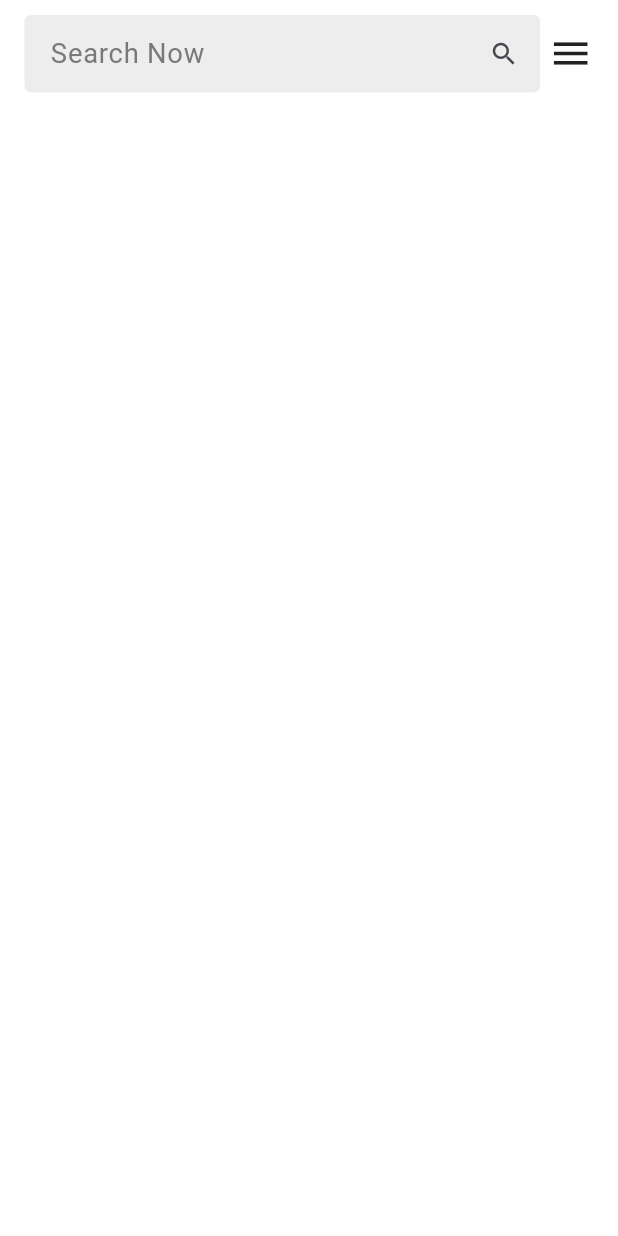
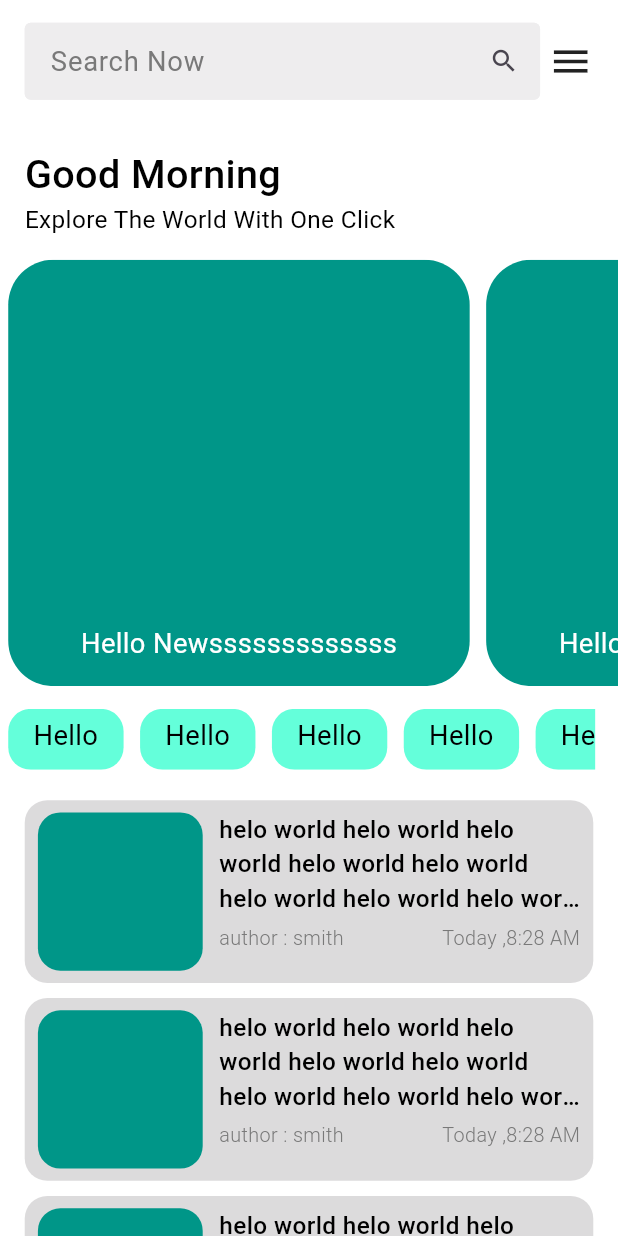
Before and after one commit to rofidamedhat/News_App, a Flutter app: the screen it shows after launch, on a phone screen of 412 x 824 dp. Run offline on Flutter 3.47's test engine with Material 3 defaults, Android fonts, the phone set to English and light mode, and no system bars; our stand-ins replace dio, flutter_bloc, flutter_screenutil, get_it, pretty_dio_logger, shared_preferences.

Commit message:
finish ui of home page adding three list view two is horizontal and one is vertical to show news and seperated it into widgets

```diff
--- /dev/null
+++ b/devtools_options.yaml
@@ -0,0 +1,3 @@
+description: This file stores settings for Dart & Flutter DevTools.
+documentation: https://docs.flutter.dev/tools/devtools/extensions#configure-extension-enablement-states
+extensions:
--- a/lib/core/config/theming/colors.dart
+++ b/lib/core/config/theming/colors.dart
@@ -1,10 +1,12 @@
 import 'package:flutter/material.dart';
 
 abstract class ColorsManager {
+  static const Color white = Color(0xFFffffff);
   static const Color black = Color(0xFF000000);
   static const Color greyEC = Color(0xFFECECEC);
   static const Color grey = Color(0xFFEEEDEE);
   static const Color grey79 = Color(0xFF797979);
+  static const Color greyDc = Color(0xFFDCDBDC);
     static const Color transparent = Colors.transparent;
 
 }
--- a/lib/core/config/theming/styles.dart
+++ b/lib/core/config/theming/styles.dart
@@ -19,6 +19,33 @@ class TextStyles {
     fontWeight: FontWeightHelper.regular,
     color: ColorsManager.black,
   );
+  static TextStyle font16Blackmedium = TextStyle(
+    fontSize: 16.sp,
+    fontWeight: FontWeightHelper.medium,
+    color: ColorsManager.black,
+  );
+  static TextStyle font18WhiteRegular = TextStyle(
+    fontSize: 18.sp,
+    fontWeight: FontWeightHelper.regular,
+    color: ColorsManager.white,
+  );
+
+  static TextStyle font13Greylight = TextStyle(
+    fontSize: 13.sp,
+    fontWeight: FontWeightHelper.light,
+    color: ColorsManager.grey79,
+  );
+
+  static TextStyle font20WhiteRegular = TextStyle(
+    fontSize: 20.sp,
+    fontWeight: FontWeightHelper.regular,
+    color: ColorsManager.white,
+  );
+  static TextStyle font20BlackRegular = TextStyle(
+    fontSize: 18.sp,
+    fontWeight: FontWeightHelper.regular,
+    color: ColorsManager.black,
+  );
   static TextStyle font26BlackMedium = TextStyle(
     fontSize: 26.sp,
     fontWeight: FontWeightHelper.medium,
--- a/lib/feature/home/ui/home.dart
+++ b/lib/feature/home/ui/home.dart
@@ -1,7 +1,13 @@
+// ignore_for_file: prefer_const_constructors
+
 import 'package:flutter/material.dart';
 import 'package:flutter_screenutil/flutter_screenutil.dart';
+import 'package:news_app/core/config/theming/styles.dart';
 import 'package:news_app/core/helpers/spacing.dart';
 import 'package:news_app/feature/home/ui/widgets/home_top_bar.dart';
+import 'package:news_app/feature/home/ui/widgets/large_show_news_list_view.dart';
+import 'package:news_app/feature/home/ui/widgets/small_show_news_list_view.dart';
+import 'package:news_app/feature/home/ui/widgets/vertical_show_news_list_view.dart';
 
 class Home extends StatelessWidget {
   const Home({super.key});
@@ -11,15 +17,44 @@ class Home extends StatelessWidget {
     return SafeArea(
       child: Scaffold(
         backgroundColor: Colors.white,
-        body: Padding(
-          padding: EdgeInsets.symmetric(horizontal: 15.w, vertical: 10.h),
+        body: SingleChildScrollView(
           child: Column(
             mainAxisAlignment: MainAxisAlignment.start,
             crossAxisAlignment: CrossAxisAlignment.start,
             children: [
               const HomeTopBar(),
               verticalSpace(15),
-
+              Padding(
+                padding: EdgeInsets.symmetric(horizontal: 15.w),
+                child: Column(
+                  crossAxisAlignment: CrossAxisAlignment.start,
+                  children: [
+                    Text("Good Morning", style: TextStyles.font26BlackMedium),
+                    Text("Explore The World With One Click",
+                        style: TextStyles.font16BlackRegular),
+                  ],
+                ),
+              ),
+              verticalSpace(15),
+              LargeShowNewsListView(),
+              verticalSpace(15),
+              Padding(
+                padding: EdgeInsets.only(right: 15.h),
+                child: SizedBox(
+                  height: 40.h,
+                  width: double.infinity,
+                  child: ListView.builder(
+                    clipBehavior: Clip.antiAlias,
+                    scrollDirection: Axis.horizontal,
+                    itemCount: 10,
+                    itemBuilder: (context, index) {
+                      return SmallShowNewsListView();
+                    },
+                  ),
+                ),
+              ),
+              verticalSpace(15),
+              VerticalShowNewsListView(),
             ],
           ),
         ),
--- a/lib/feature/home/ui/widgets/home_top_bar.dart
+++ b/lib/feature/home/ui/widgets/home_top_bar.dart
@@ -11,7 +11,9 @@ class HomeTopBar extends StatelessWidget {
 
   @override
   Widget build(BuildContext context) {
-    return Row(
+    return Padding(
+      padding:  EdgeInsets.symmetric(horizontal: 15.w,vertical: 15.h),
+      child: Row(
         crossAxisAlignment: CrossAxisAlignment.center,
         children: [
           Expanded(
@@ -46,6 +48,7 @@ class HomeTopBar extends StatelessWidget {
             size: 30,
           )
         ],
+      ),
     );
   }
 }
--- /dev/null
+++ b/lib/feature/home/ui/widgets/large_show_news_list_view.dart
@@ -0,0 +1,38 @@
+import 'package:flutter/material.dart';
+import 'package:flutter_screenutil/flutter_screenutil.dart';
+import 'package:news_app/core/config/theming/styles.dart';
+
+class LargeShowNewsListView extends StatelessWidget {
+  const LargeShowNewsListView({
+    super.key,
+  });
+
+  @override
+  Widget build(BuildContext context) {
+    return SizedBox(
+      height: 280.h,
+      width: double.infinity,
+      child: ListView.builder(
+        clipBehavior: Clip.antiAlias,
+        scrollDirection: Axis.horizontal,
+        itemCount: 3,
+        itemBuilder: (context, index) {
+          return Container(
+            padding: EdgeInsets.symmetric(horizontal: 15.w, vertical: 15.h),
+            margin: EdgeInsets.symmetric(horizontal: 5.w),
+            width: 280.w,
+            decoration: BoxDecoration(
+              color: Colors.teal,
+              borderRadius: BorderRadius.circular(30),
+            ),
+            child: Align(
+              alignment: Alignment.bottomCenter,
+              child: Text('Hello Newsssssssssssss',
+                  style: TextStyles.font18WhiteRegular),
+            ),
+          );
+        },
+      ),
+    );
+  }
+}
--- /dev/null
+++ b/lib/feature/home/ui/widgets/small_show_news_list_view.dart
@@ -0,0 +1,26 @@
+import 'package:flutter/material.dart';
+import 'package:flutter_screenutil/flutter_screenutil.dart';
+import 'package:news_app/core/config/theming/styles.dart';
+
+class SmallShowNewsListView extends StatelessWidget {
+  const SmallShowNewsListView({
+    super.key,
+  });
+
+  @override
+  Widget build(BuildContext context) {
+    return Container(
+      width: 70.w,
+      padding: EdgeInsets.symmetric(
+          horizontal: 8.w, vertical: 5.h),
+      margin: EdgeInsets.symmetric(horizontal: 5.w),
+      decoration: BoxDecoration(
+        color: Colors.tealAccent,
+        borderRadius: BorderRadius.circular(15),
+      ),
+      child: Text('Hello ',
+          textAlign: TextAlign.center,
+          style: TextStyles.font20BlackRegular),
+    );
+  }
+}
--- /dev/null
+++ b/lib/feature/home/ui/widgets/vertical_show_news_list_view.dart
@@ -0,0 +1,74 @@
+import 'package:flutter/material.dart';
+import 'package:flutter_screenutil/flutter_screenutil.dart';
+import 'package:news_app/core/config/theming/colors.dart';
+import 'package:news_app/core/config/theming/styles.dart';
+import 'package:news_app/core/helpers/spacing.dart';
+
+class VerticalShowNewsListView extends StatelessWidget {
+  const VerticalShowNewsListView({
+    super.key,
+  });
+
+  @override
+  Widget build(BuildContext context) {
+    return SizedBox(
+      height: 500.h,
+      width: double.infinity,
+      child: ListView.builder(
+        clipBehavior: Clip.antiAlias,
+        scrollDirection: Axis.vertical,
+        itemCount: 15,
+        itemBuilder: (context, index) {
+          return Container(
+            height: 120.h,
+            decoration: BoxDecoration(
+              color: ColorsManager.greyDc,
+              borderRadius: BorderRadius.circular(15),
+            ),
+            margin:
+                EdgeInsets.symmetric(horizontal: 15.w, vertical: 5.h),
+            padding:
+                EdgeInsets.symmetric(horizontal: 8.w, vertical: 8.h),
+            child: Row(
+              mainAxisAlignment: MainAxisAlignment.start,
+              children: [
+                Container(
+                  padding: EdgeInsets.symmetric(
+                      horizontal: 8.w, vertical: 8.w),
+                  width: 100.w,
+                  decoration: BoxDecoration(
+                    color: Colors.teal,
+                    borderRadius: BorderRadius.circular(15),
+                  ),
+                ),
+                horizontalSpace(10),
+                Expanded(
+                  child: Column(
+                    children: [
+                      Text(
+                        'helo world helo world helo world helo world helo world helo world helo world helo world helo world ',
+                        style: TextStyles.font16Blackmedium,
+                        overflow: TextOverflow.ellipsis,
+                        maxLines: 3,
+                      ),
+                      verticalSpace(5),
+                      Row(
+                        children: [
+                          Text('author : smith',
+                              style: TextStyles.font13Greylight),
+                          const Spacer(),
+                          Text('Today ,8:28 AM',
+                              style: TextStyles.font13Greylight),
+                        ],
+                      ),
+                    ],
+                  ),
+                ),
+              ],
+            ),
+          );
+        },
+      ),
+    );
+  }
+}
```
Lines whose indentation alone changed are shown as unchanged.
